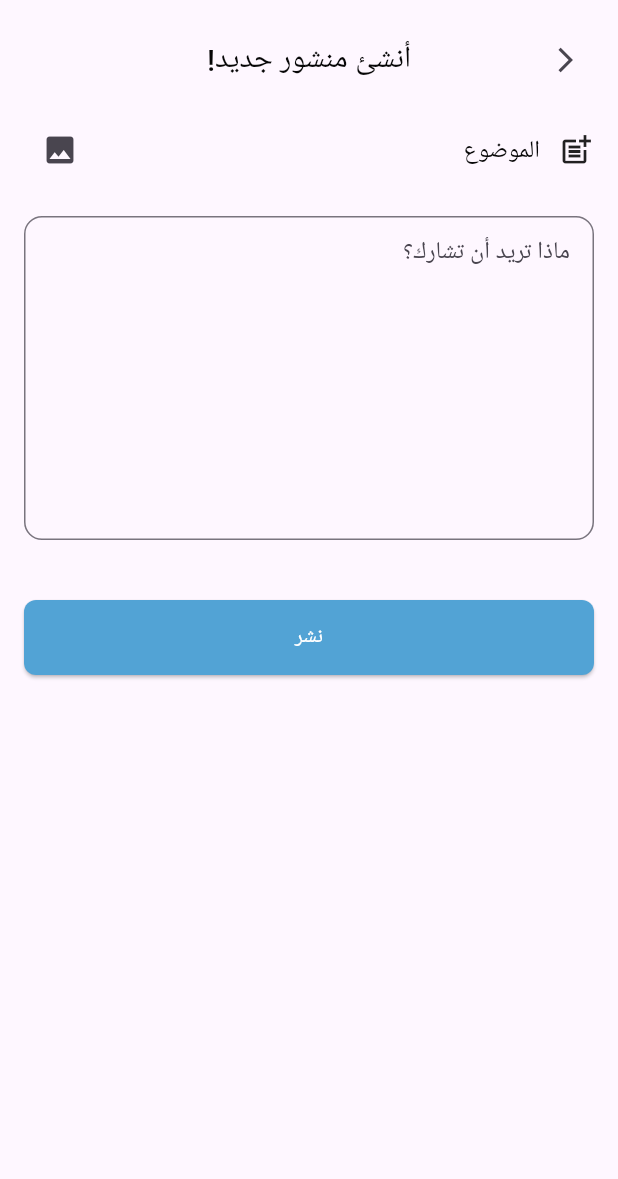
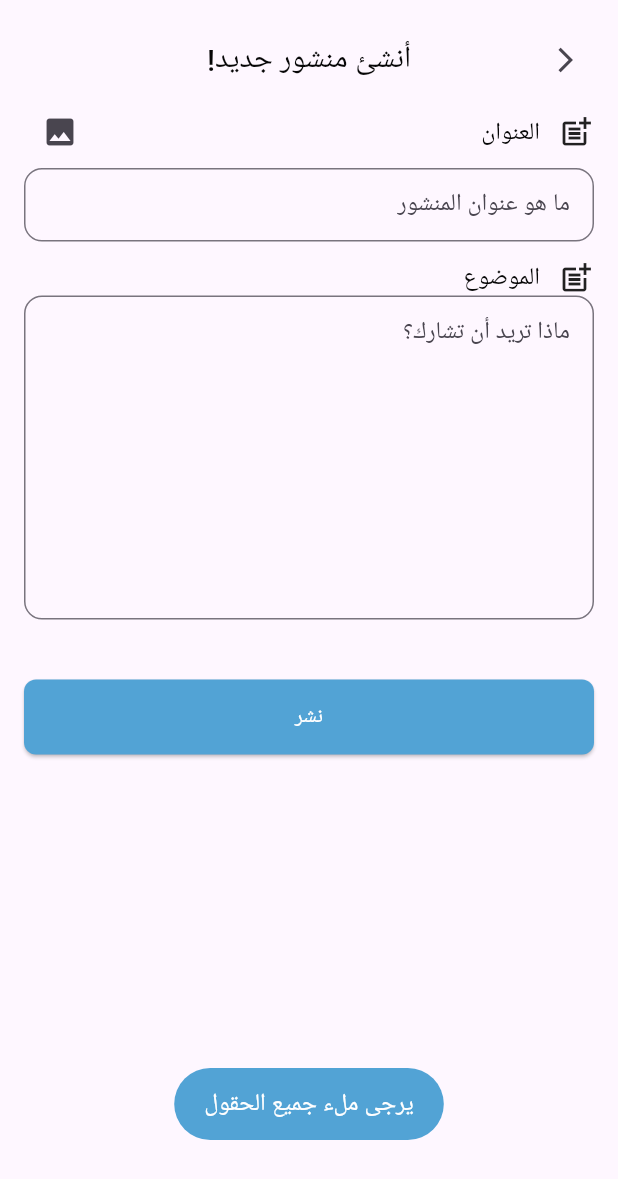
Before and after one commit to AlBaraaSobh/Shaty_AI, a Flutter app: the CreatePostBottomSheet widget shown alone on an empty page, opened directly, after a tap on "نشر", on a phone screen of 412 x 824 dp. Shown: the top 1179 px of the screen. Run offline on Flutter 3.47's test engine with Material 3 defaults, Android fonts, the phone set to English and light mode, and no system bars; our stand-ins replace dio, flutter_bloc, fluttertoast, image_picker, pin_code_fields, shared_preferences; accounts and stored records are empty; generated files the repository leaves out were written again; network calls fail.

Commit message:
Add Articles

```diff
--- a/lib/core/utils/helpers/helpers.dart
+++ b/lib/core/utils/helpers/helpers.dart
@@ -85,4 +85,6 @@ class Helpers {
     );
   }
 
+
+
 }
--- /dev/null
+++ b/lib/features/doctor/cubit/article_cubit.dart
@@ -0,0 +1,69 @@
+import 'dart:io';
+
+import 'package:flutter_bloc/flutter_bloc.dart';
+import 'package:shaty/features/doctor/cubit/article_state.dart';
+import 'package:shaty/features/doctor/data/repositories/article_repository.dart';
+
+import '../../../core/errors/exceptions.dart';
+import '../data/models/article_model.dart';
+
+class ArticleCubit extends Cubit<ArticleState>{
+  final ArticleRepository articleRepository;
+  ArticleCubit(this.articleRepository) : super(ArticleState.initial());
+
+  Future<void> createArticle(
+      {required String title,
+        required String subject ,
+        String ?img }) async {
+
+    emit(state.copyWith(
+        isLoading: true, failureMessage: null, successMessage: null));
+    try {
+      // إنشاء المقال من خلال الريبو
+      final ArticleModel newArticle = await articleRepository.createArticle(title, subject, img);
+      emit(state.copyWith(
+          isLoading: false, successMessage: 'تمت إضافة المنشور بنجاح',articles: [newArticle, ...state.articles]));//خلي أول عنصر هو المقال الجديد، ثم أضف باقي المقالات تحته
+    } catch (e) {
+      final message = ErrorHandler.handle(e);
+      emit(state.copyWith(isLoading: false, failureMessage: message));
+    }
+  }
+}
+
+
+
+// class ArticleCubit extends Cubit<ArticleState> {
+//   final ArticleRepository _articleRepository;
+//
+//   ArticleCubit(this._articleRepository) : super(ArticleState.initial());
+//
+//   Future<void> createArticle({
+//     required String title,
+//     required String subject,
+//     File? img,
+//   }) async {
+//     emit(state.copyWith(
+//       isLoading: true,
+//       failureMessage: null,
+//       successMessage: null,
+//     ));
+//
+//     try {
+//       final ArticleModel newArticle =
+//       await _articleRepository.createArticle(title, subject, img);
+//
+//       emit(state.copyWith(
+//         isLoading: false,
+//         successMessage: 'تمت إضافة المقال بنجاح',
+//         createdArticle: newArticle,
+//         articles: [newArticle, ...state.articles], // لإضافة المقال الجديد للقائمة
+//       ));
+//     } catch (e) {
+//       final message = ErrorHandler.handle(e);
+//       emit(state.copyWith(
+//         isLoading: false,
+//         failureMessage: message,
+//       ));
+//     }
+//   }
+// }
--- /dev/null
+++ b/lib/features/doctor/cubit/article_state.dart
@@ -0,0 +1,35 @@
+import 'package:shaty/features/doctor/data/models/article_model.dart';
+
+class ArticleState {
+  final bool isLoading;
+  final String? failureMessage;
+  final String? successMessage;
+  final List<ArticleModel> articles;
+  final ArticleModel? createdArticle;
+
+  ArticleState(
+      { this.isLoading = false,
+       this.failureMessage,
+       this.successMessage,
+       this.articles = const [],
+      this.createdArticle
+      });
+
+  factory ArticleState.initial() => ArticleState();
+
+  ArticleState copyWith({
+    bool? isLoading,
+    String? failureMessage,
+    String? successMessage,
+    List<ArticleModel>? articles,
+    ArticleModel? createdArticle,
+}){
+  return ArticleState(
+      isLoading: isLoading ?? this.isLoading,
+      failureMessage: failureMessage,
+      successMessage: successMessage,
+      articles: articles ?? this.articles,
+      createdArticle: createdArticle ?? this.createdArticle
+  );
+}
+}
--- a/lib/features/doctor/data/models/article_model.dart
+++ b/lib/features/doctor/data/models/article_model.dart
@@ -32,11 +32,5 @@ class ArticleModel {
     );
   }
 
-  Map<String, dynamic> toJson() {
-    return {
-      'title': title,
-      'subject': subject,
 
-    };
-  }
 }
--- a/lib/features/doctor/screen/doctor_home_screen.dart
+++ b/lib/features/doctor/screen/doctor_home_screen.dart
@@ -24,6 +24,7 @@ class _DoctorHomeScreenState extends State<DoctorHomeScreen> {
     // }
 
      context.read<TipsCubit>().getTips();
+     //context.read<ArticleCubit>().getArticles();
 
   }
 
--- a/lib/features/doctor/widget/create_post_bottom_sheet.dart
+++ b/lib/features/doctor/widget/create_post_bottom_sheet.dart
@@ -1,14 +1,46 @@
+import 'dart:io';
+import 'package:image_picker/image_picker.dart';
 import 'package:flutter/material.dart';
+import 'package:flutter_bloc/flutter_bloc.dart';
 import 'package:shaty/core/constants/app_colors.dart';
 import 'package:shaty/core/extensions/localization_extension.dart';
 
+import '../../../core/utils/helpers/helpers.dart';
 import '../../../shared/widgets/primary_button .dart';
+import '../cubit/article_cubit.dart';
+import '../cubit/article_state.dart';
 
-class CreatePostBottomSheet extends StatelessWidget {
+class CreatePostBottomSheet extends StatefulWidget {
   const CreatePostBottomSheet({super.key});
 
   @override
+  State<CreatePostBottomSheet> createState() => _CreatePostBottomSheetState();
+}
+
+class _CreatePostBottomSheetState extends State<CreatePostBottomSheet> {
+  final _titleController = TextEditingController();
+  final _subjectController = TextEditingController();
+  File? _selectedImage;
+
+
+  @override
+  void dispose() {
+    _titleController.dispose();
+    _subjectController.dispose();
+    super.dispose();
+  }
+  @override
   Widget build(BuildContext context) {
+    return BlocConsumer<ArticleCubit, ArticleState>(
+  listener: (context, state) {
+    if (state.successMessage != null) {
+      Helpers.showToast(message: state.successMessage!);
+      Navigator.of(context).pop(); // إغلاق الـ BottomSheet
+    } else if (state.failureMessage != null) {
+      Helpers.showToast(message: state.failureMessage!);
+    }
+  },
+  builder: (context, state) {
     return Padding(
       padding: EdgeInsets.only(
           left: 16,
@@ -42,6 +74,47 @@ class CreatePostBottomSheet extends StatelessWidget {
             ],
           ),
 
+          Row(children: [
+            const Icon(Icons.post_add),
+            const SizedBox(width: 12,),
+            Text(
+              'العنوان',
+              style: const TextStyle(
+                fontSize: 16,
+                fontWeight: FontWeight.normal,
+                color: AppColors.secondaryColor,
+              ),
+            ),
+            Spacer(),
+            IconButton(onPressed: (){
+              //TODO
+             // _pickImage();
+              // ElevatedButton.icon(
+              //   onPressed: _pickImage,
+              //   icon: const Icon(Icons.image),
+              //   label: const Text('إضافة صورة'),
+              // ),
+              // const SizedBox(width: 10),
+              // if (_selectedImage != null)
+              // Expanded(
+              // child: Text(
+              // 'تم اختيار صورة',
+              // style: TextStyle(color: Colors.green[700]),
+              // ),
+              // ),
+            }, icon: Icon(Icons.image),),
+          ],),
+          TextFormField(
+            controller: _titleController,
+            maxLines: 1,
+            decoration: InputDecoration(
+              hintText: 'ما هو عنوان المنشور',
+              border: OutlineInputBorder(
+                borderRadius: BorderRadius.circular(12),
+              ),
+              contentPadding: const EdgeInsets.all(12),
+            ),
+          ),
           const SizedBox(height: 12,),
           Row(children: [
             const Icon(Icons.post_add),
@@ -54,11 +127,10 @@ class CreatePostBottomSheet extends StatelessWidget {
                 color: AppColors.secondaryColor,
               ),
             ),
-            Spacer(),
-            IconButton(onPressed: (){}, icon: Icon(Icons.image),),
+
           ],),
-          SizedBox(height: 20,),
           TextFormField(
+            controller: _subjectController,
             maxLines: 8,
             decoration: InputDecoration(
               hintText: 'ماذا تريد أن تشارك؟',
@@ -69,36 +141,49 @@ class CreatePostBottomSheet extends StatelessWidget {
             ),
           ),
           SizedBox(height: 40,),
-          PrimaryButton(label: context.loc.post,
+          PrimaryButton(
+            label: context.loc.post,
             onPressed: () {
-            ///TODO
-            },),
+              if (!state.isLoading) {
+                print("تم الضغط على الزرقبل تنفيذ الدالة");
+
+                _handlePost();
+              }
+            }
+          ),
+          if (state.isLoading) const CircularProgressIndicator(),
+
+
         ],
       ),
     );
+  },
+);
   }
+  void _handlePost() {
+    print("تم الضغط على الزر");
+
+    final title = _titleController.text.trim();
+    final subject = _subjectController.text.trim();
+
+    if (title.isEmpty || subject.isEmpty) {
+      Helpers.showToast(message: 'يرجى ملء جميع الحقول');
+      return;
+    }
+
+    context.read<ArticleCubit>().createArticle(
+      title: title,
+      subject: subject,
+      img: null,
+      //TODO _selectedImage?.path
+    );
+  }
+  Future<void> _pickImage() async {
+    final picker = ImagePicker();
+    final picked = await picker.pickImage(source: ImageSource.gallery);
+    if (picked != null) {
+      setState(() => _selectedImage = File(picked.path));
+    }
+  }
+
 }
-// Row(
-//   mainAxisAlignment: MainAxisAlignment.center,
-//   children: [
-//     IconButton(
-//         onPressed: () {
-//           Navigator.of(context).pop();
-//         },
-//         icon: const Icon(Icons.arrow_back_ios,size: 20,)),
-//      // SizedBox(width: 40,),
-//     Expanded(
-//       child: Center(
-//         child: Text(
-//           context.loc.create_new_post,
-//           style: TextStyle(
-//             fontSize: 20,
-//             fontWeight: FontWeight.w500,
-//             color: AppColors.secondaryColor,
-//           ),
-//         ),
-//       ),
-//     ),
-//
-//   ],
-// ),
--- a/lib/main.dart
+++ b/lib/main.dart
@@ -11,7 +11,9 @@ import 'package:shaty/features/auth/screen/login_screen.dart';
 import 'package:shaty/features/auth/screen/rest_password_screen.dart';
 import 'package:shaty/features/auth/screen/verification_screen.dart';
 import 'package:flutter_gen/gen_l10n/app_localizations.dart';
+import 'package:shaty/features/doctor/cubit/article_cubit.dart';
 import 'package:shaty/features/doctor/cubit/tips_cubit.dart';
+import 'package:shaty/features/doctor/data/repositories/article_repository.dart';
 import 'package:shaty/features/doctor/data/repositories/tips_repository.dart';
 import 'package:shaty/features/doctor/screen/bottom_navigation_screen.dart';
 import 'package:shaty/features/doctor/screen/doctor_home_screen.dart';
@@ -33,6 +35,7 @@ void main() async {
     BlocProvider(create: (_) => DoctorRegisterCubit(api)),
     BlocProvider(create: (_) => LoginCubit(api)),
     BlocProvider(create: (_) => TipsCubit(TipsRepository(api))),
+    BlocProvider(create: (_) => ArticleCubit(ArticleRepository(api))),
   ], child:  MyApp(
     initialRoute: token == null
         ? '/login_screen'
--- a/pubspec.yaml
+++ b/pubspec.yaml
@@ -44,6 +44,7 @@ dependencies:
   dio: ^5.8.0+1
   flutter_bloc: ^9.1.0
   shared_preferences: ^2.5.3
+  image_picker: ^1.1.2
 
 dev_dependencies:
   flutter_test:
```
Also changed, not shown: lib/features/doctor/cubit/tips_state.dart (+5 -2 lines), lib/features/doctor/data/repositories/article_repository.dart (+12 -2 lines), pubspec.lock, 5 other files.
